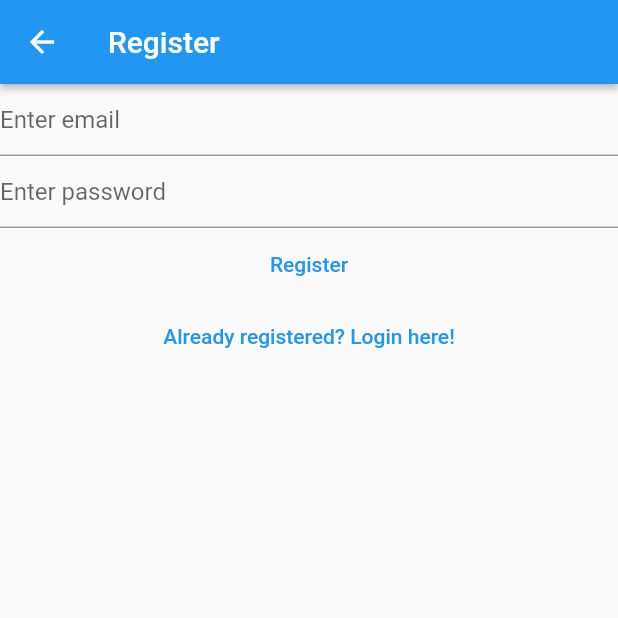
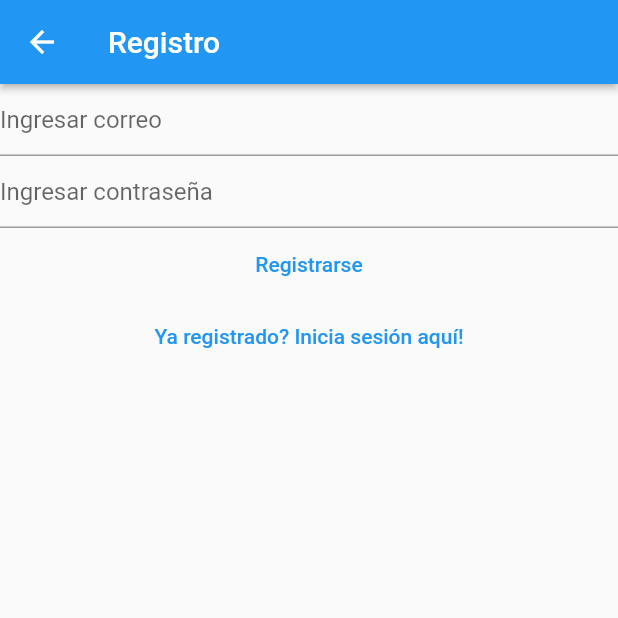
Before and after one commit to Uritu-System/uritu_app, a Flutter app: the RegisterView screen opened by its route, on a phone screen of 412 x 824 dp, the top half of it. Run offline on Flutter 3.47's test engine with Material 2 defaults, Android fonts, the phone set to English and light mode, and no system bars; our stand-ins replace firebase_auth, firebase_core, flutter_tts; accounts and stored records are empty; network calls fail.

Commit message:
change language

```diff
--- a/lib/main.dart
+++ b/lib/main.dart
@@ -11,7 +11,7 @@ void main() {
   WidgetsFlutterBinding.ensureInitialized();
   runApp(
     MaterialApp(
-      title: 'Flutter Demo',
+      title: 'Uritu App',
       darkTheme: ThemeData(
         colorScheme: darkColorScheme,
         useMaterial3: true,
--- a/lib/presentation_layer/components/show_error_dialog.dart
+++ b/lib/presentation_layer/components/show_error_dialog.dart
@@ -5,7 +5,7 @@ Future<void> showErrorDialog(BuildContext context, String text) {
     context: context,
     builder: (context) {
       return AlertDialog(
-        title: const Text('An error occurred'),
+        title: const Text('Ocurrió un error'),
         content: Text(text),
         actions: [
           TextButton(
--- a/lib/presentation_layer/components/show_log_out_dialog.dart
+++ b/lib/presentation_layer/components/show_log_out_dialog.dart
@@ -5,20 +5,20 @@ Future<bool> showLogOutDialog(BuildContext context) {
     context: context,
     builder: (context) {
       return AlertDialog(
-        title: const Text('Sign Out'),
-        content: const Text('Are you sure you want to sign out?'),
+        title: const Text('Cerrar Sesión'),
+        content: const Text('Estas seguro de cerrar sesión?'),
         actions: [
           TextButton(
             onPressed: () {
               Navigator.of(context).pop(false);
             },
-            child: const Text('Cancel'),
+            child: const Text('Cancelar'),
           ),
           TextButton(
             onPressed: () {
               Navigator.of(context).pop(true);
             },
-            child: const Text('Log out'),
+            child: const Text('Cerrar Sesión'),
           ),
         ],
       );
--- a/lib/presentation_layer/views/login_view.dart
+++ b/lib/presentation_layer/views/login_view.dart
@@ -34,7 +34,7 @@ class _LoginViewState extends State<LoginView> {
     return Scaffold(
       appBar: AppBar(
         elevation: 2,
-        title: const Text('Login'),
+        title: const Text('Inicio de Sesión'),
       ),
       body: Column(
         children: [
@@ -44,7 +44,7 @@ class _LoginViewState extends State<LoginView> {
             autocorrect: false,
             keyboardType: TextInputType.emailAddress,
             decoration: const InputDecoration(
-              hintText: 'Enter email',
+              hintText: 'Ingresar correo',
             ),
           ),
           TextField(
@@ -53,7 +53,7 @@ class _LoginViewState extends State<LoginView> {
             enableSuggestions: false,
             autocorrect: false,
             decoration: const InputDecoration(
-              hintText: 'Enter password',
+              hintText: 'Ingresar contraseña',
             ),
           ),
           TextButton(
@@ -84,26 +84,26 @@ class _LoginViewState extends State<LoginView> {
                 if (context.mounted) {
                   await showErrorDialog(
                     context,
-                    'No user found for that email.',
+                    'Usuario no encontrado.',
                   );
                 }
               } on WrongPasswordAuthException {
                 if (context.mounted) {
                   await showErrorDialog(
                     context,
-                    'Wrong credentials',
+                    'Credenciale incorrectas',
                   );
                 }
               } on GenericAuthException {
                 if (context.mounted) {
                   await showErrorDialog(
                     context,
-                    'Authentication Error',
+                    'Error de Autenticación',
                   );
                 }
               }
             },
-            child: const Text('Login'),
+            child: const Text('Iniciar Sesión'),
           ),
           TextButton(
             onPressed: () {
@@ -112,7 +112,7 @@ class _LoginViewState extends State<LoginView> {
                 (route) => false,
               );
             },
-            child: const Text('Not registered yet? Register here!'),
+            child: const Text('No registrado aún? Registrate aquí!'),
           )
         ],
       ),
--- a/lib/presentation_layer/views/register_view.dart
+++ b/lib/presentation_layer/views/register_view.dart
@@ -35,7 +35,7 @@ class _RegisterViewState extends State<RegisterView> {
     return Scaffold(
       appBar: AppBar(
         elevation: 2,
-        title: const Text('Register'),
+        title: const Text('Registro'),
       ),
       body: Column(
         children: [
@@ -45,7 +45,7 @@ class _RegisterViewState extends State<RegisterView> {
             autocorrect: false,
             keyboardType: TextInputType.emailAddress,
             decoration: const InputDecoration(
-              hintText: 'Enter email',
+              hintText: 'Ingresar correo',
             ),
           ),
           TextField(
@@ -54,7 +54,7 @@ class _RegisterViewState extends State<RegisterView> {
             enableSuggestions: false,
             autocorrect: false,
             decoration: const InputDecoration(
-              hintText: 'Enter password',
+              hintText: 'Ingresar contraseña',
             ),
           ),
           TextButton(
@@ -72,33 +72,33 @@ class _RegisterViewState extends State<RegisterView> {
                 if (context.mounted) {
                   await showErrorDialog(
                     context,
-                    'Weak password',
+                    'Contraseña débil',
                   );
                 }
               } on EmailAlreadyInUseAuthException {
                 if (context.mounted) {
                   await showErrorDialog(
                     context,
-                    'Email already in use',
+                    'Correo ya en uso',
                   );
                 }
               } on InvalidEmailAuthException {
                 if (context.mounted) {
                   await showErrorDialog(
                     context,
-                    'Invalid email',
+                    'Correo inválido',
                   );
                 }
               } on GenericAuthException {
                 if (context.mounted) {
                   await showErrorDialog(
                     context,
-                    'Failed to register',
+                    'Registro fallido',
                   );
                 }
               }
             },
-            child: const Text('Register'),
+            child: const Text('Registrarse'),
           ),
           TextButton(
             onPressed: () {
@@ -107,7 +107,7 @@ class _RegisterViewState extends State<RegisterView> {
                 (route) => false,
               );
             },
-            child: const Text('Already registered? Login here!'),
+            child: const Text('Ya registrado? Inicia sesión aquí!'),
           )
         ],
       ),
--- a/lib/presentation_layer/views/verify_email_view.dart
+++ b/lib/presentation_layer/views/verify_email_view.dart
@@ -15,19 +15,19 @@ class _VerifyEmailViewState extends State<VerifyEmailView> {
     return Scaffold(
       appBar: AppBar(
         elevation: 2,
-        title: const Text('Verify Email'),
+        title: const Text('Verificación'),
       ),
       body: Column(
         children: [
           const Text(
-              "We've sent you an email verification. Please open it to verify your account."),
+              "Le hemos enviado una verificación por correo electrónico. Ábralo para verificar su cuenta."),
           const Text(
-              "If you haven't recived a verification email yet, press the button below"),
+              "Si aún no ha recibido un correo electrónico de verificación, presione el botón a continuación"),
           TextButton(
             onPressed: () async {
               AuthService.firebase().sendEmailVerification();
             },
-            child: const Text('Send email verification'),
+            child: const Text('Enviar correo de verificación'),
           ),
           TextButton(
             onPressed: () async {
@@ -37,7 +37,7 @@ class _VerifyEmailViewState extends State<VerifyEmailView> {
                     .pushNamedAndRemoveUntil(registerRoute, (route) => false);
               }
             },
-            child: const Text('Restart'),
+            child: const Text('Volver'),
           )
         ],
       ),
```
Also changed, not shown: lib/presentation_layer/views/uritu_view.dart (+7 -8 lines).
